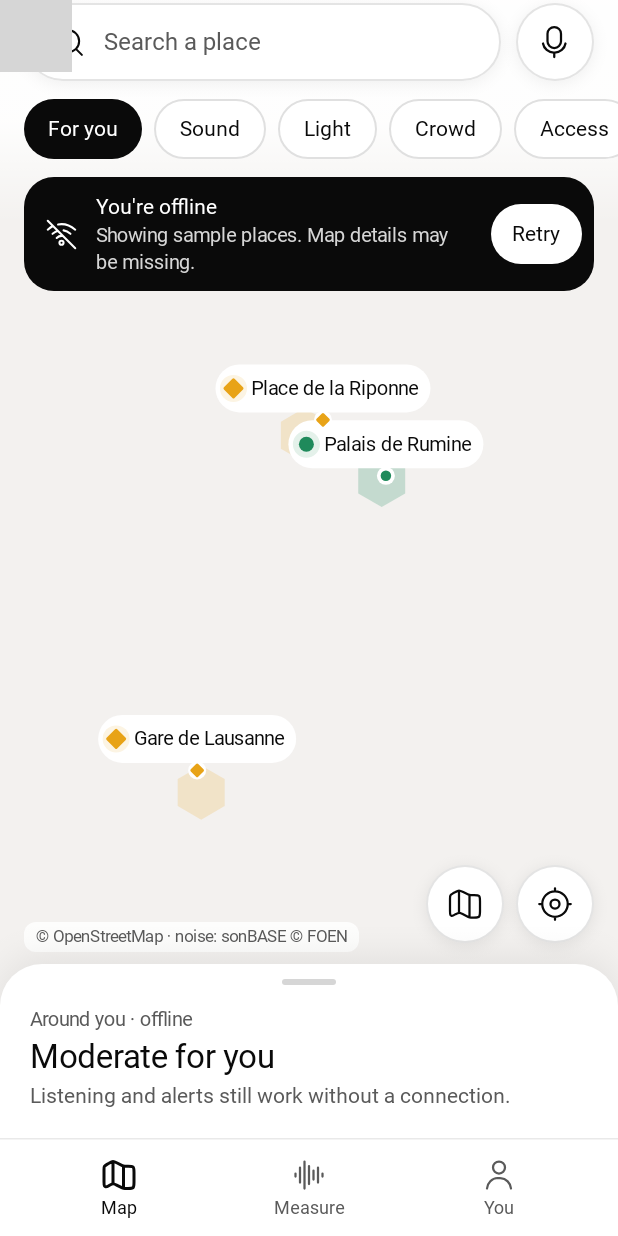
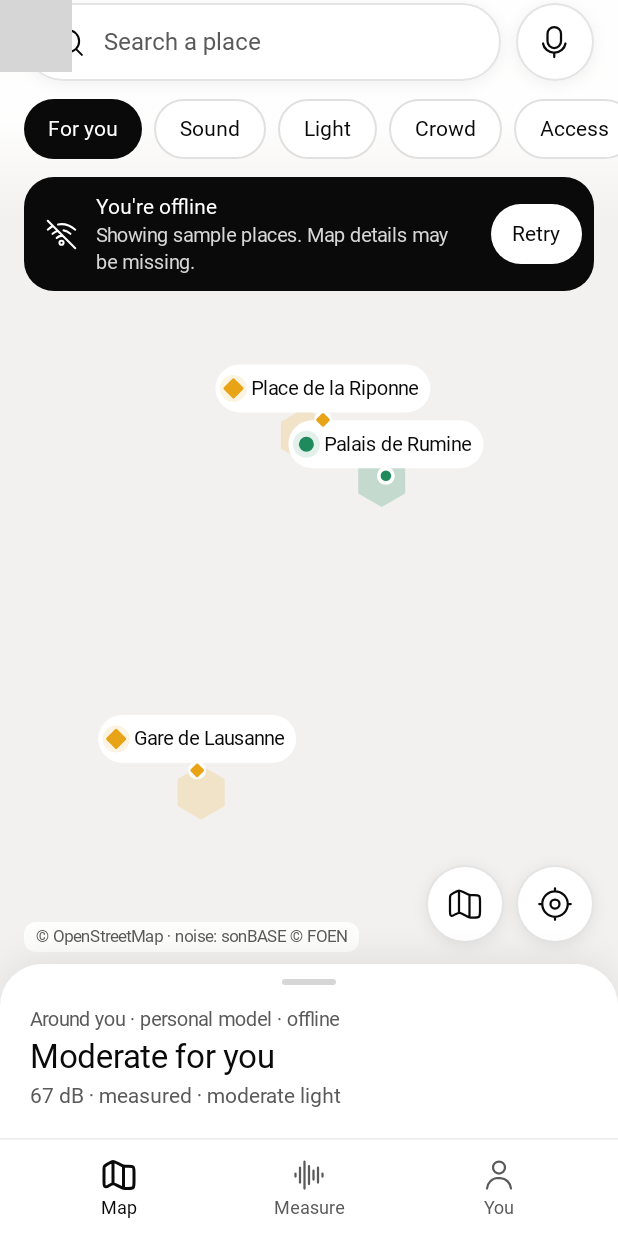
Before and after one commit to b00rg/ciuin, an Android app built with Jetpack Compose: the screen it shows after launch (MainActivity), after a tap on "Fly to Lausanne", on a phone screen of 412 x 824 dp. Run offline under Robolectric (Android 15) with nearby library versions, the phone set to English and light mode, and no system bars; Roboto replaces fonts that are not available here; 9 statements that could not run were skipped; 1 other tap on this screen came first; grey boxes are pictures that could not be loaded.

Commit message:
Fix iOS search and label map model inputs

```diff
--- a/composeApp/src/commonMain/kotlin/ch/ciuin/app/MapInsights.kt
+++ b/composeApp/src/commonMain/kotlin/ch/ciuin/app/MapInsights.kt
@@ -13,6 +13,7 @@ import androidx.compose.ui.unit.dp
 import ch.ciuin.app.insight.AreaInsight
 import ch.ciuin.app.insight.MeasuredInsight
 import ch.ciuin.app.insight.SoundInsight
+import ch.ciuin.app.insight.SoundSources
 import ch.ciuin.app.insight.walkingMinutes
 import ch.ciuin.app.route.QuietSpot
 import ch.ciuin.app.ui.characters.Sheep
@@ -66,8 +67,17 @@ internal fun MapInsights(
     when (category) {
         Category.PERSONAL -> {
             val personal = insight.personal
+            val sound = personal.meanDb?.let { mean ->
+                val source = when (personal.soundSources) {
+                    SoundSources.Baseline -> "outdoor estimate"
+                    SoundSources.Measurements -> "measured"
+                    SoundSources.Both -> "measurements and estimates"
+                    null -> null
+                }
+                listOfNotNull(dbText(mean), source).joinToString(" · ")
+            }
             val readings = listOfNotNull(
-                personal.meanDb?.let(::dbText),
+                sound,
                 personal.lightLevel?.let { Category.LIGHT.levelName(it).lowercase() + " light" },
                 personal.crowdLevel?.let { Category.CROWD.levelName(it).lowercase() + " crowd" },
             ).joinToString(" · ")
@@ -78,11 +88,13 @@ internal fun MapInsights(
                 Level.Loud -> "May be too much"
                 Level.NoData -> "No prediction here yet"
             }
+            val label = if (level == Level.NoData) "Around you" else "Around you · personal model"
             if (offline) {
                 TitleBlock(
-                    title, eyebrow = "Around you · offline",
-                    subtitle = if (canListen) "Listening and alerts still work without a connection."
-                    else readings.ifEmpty { null },
+                    title, eyebrow = "$label · offline",
+                    subtitle = readings.ifEmpty {
+                        if (canListen) "Listening and alerts still work without a connection." else null
+                    },
                 )
             } else {
                 Row(horizontalArrangement = Arrangement.spacedBy(14.dp), verticalAlignment = Alignment.CenterVertically) {
@@ -93,7 +105,7 @@ internal fun MapInsights(
                         )
                     }
                     TitleBlock(
-                        title, Modifier.weight(1f), eyebrow = "Around you",
+                        title, Modifier.weight(1f), eyebrow = label,
                         subtitle = readings.ifEmpty { "Tap a place to see what's known." },
                     )
                 }
--- a/composeApp/src/commonMain/kotlin/ch/ciuin/app/insight/AreaInsight.kt
+++ b/composeApp/src/commonMain/kotlin/ch/ciuin/app/insight/AreaInsight.kt
@@ -23,7 +23,10 @@ data class PersonalInsight(
     val meanDb: Double?,
     val lightLevel: Level?,
     val crowdLevel: Level?,
+    val soundSources: SoundSources? = null,
 )
+
+enum class SoundSources { Baseline, Measurements, Both }
 
 data class SoundInsight(
     val noise: RatedMean?,
@@ -67,6 +70,13 @@ fun areaInsight(
     }
 
     val sound = summarise(Category.SOUND, placesIn, gridIn, null, noisePeriod = noisePeriod)
+    val hasMeasuredSound = noisePeriod == NoisePeriod.DAY && placesIn.any {
+        it.measured?.features?.dbMean?.isFinite() == true
+    }
+    val hasBaselineSound = gridIn.any { it.combinedDb?.isFinite() == true } || placesIn.any { place ->
+        if (noisePeriod == NoisePeriod.NIGHT) place.baselineNoiseNightDb?.isFinite() == true
+        else place.measured?.features?.dbMean == null && place.baselineNoiseDb?.isFinite() == true
+    }
     val light = measured(Category.LIGHT, lightGrid)
     val crowd = measured(Category.CROWD, crowdGrid)
     val access = summarise(Category.ACCESS, placesIn, emptyList(), null)
@@ -77,6 +87,12 @@ fun areaInsight(
             meanDb = sound.mean,
             lightLevel = (light as? MeasuredInsight.Data)?.level,
             crowdLevel = (crowd as? MeasuredInsight.Data)?.level,
+            soundSources = when {
+                hasBaselineSound && hasMeasuredSound -> SoundSources.Both
+                hasBaselineSound -> SoundSources.Baseline
+                hasMeasuredSound -> SoundSources.Measurements
+                else -> null
+            },
         ),
         sound = SoundInsight(
             noise = sound.mean?.let { RatedMean(it, Category.SOUND.levelOf(it)) },
--- a/composeApp/src/commonMain/kotlin/ch/ciuin/app/insight/PlaceSearch.kt
+++ b/composeApp/src/commonMain/kotlin/ch/ciuin/app/insight/PlaceSearch.kt
@@ -50,7 +50,7 @@ class PlaceIndex(places: List<Place>) {
 fun searchPlaces(places: List<Place>, query: String, origin: RoutePoint? = null, limit: Int = 10): List<Place> =
     if (query.isBlank() || limit <= 0) emptyList() else PlaceIndex(places).searchPlaces(query, origin, limit)
 
-private val separators = Regex("[^\\p{L}\\p{N}]+")
+private val separators = Regex("[^\\p{L}\\p{Nd}\\p{Nl}\\p{No}]+")
 
 /** A space marks word starts even in names with apostrophes or hyphens. */
 private fun fold(value: String): String = decomposeUnicode(value.lowercase())
--- a/composeApp/src/commonMain/kotlin/ch/ciuin/app/ui/you/YouDetails.kt
+++ b/composeApp/src/commonMain/kotlin/ch/ciuin/app/ui/you/YouDetails.kt
@@ -130,7 +130,10 @@ internal fun OnThisPhoneScreen(
         personal.state.session?.let { session ->
             val count = session.exampleCount
             val countText = if (count == 1) "1 saved tap" else "$count saved taps"
-            LinkRow("Your sheep: $countText", "Reset", onReset, actionEnabled = personal.canResetLearnedSettings)
+            Column {
+                SectionLabel("Personal model", bottomPadding = 0.dp)
+                LinkRow("Your sheep: $countText", "Reset", onReset, actionEnabled = personal.canResetLearnedSettings)
+            }
         }
     }
 }
```
Also changed, not shown: 1 other file.
